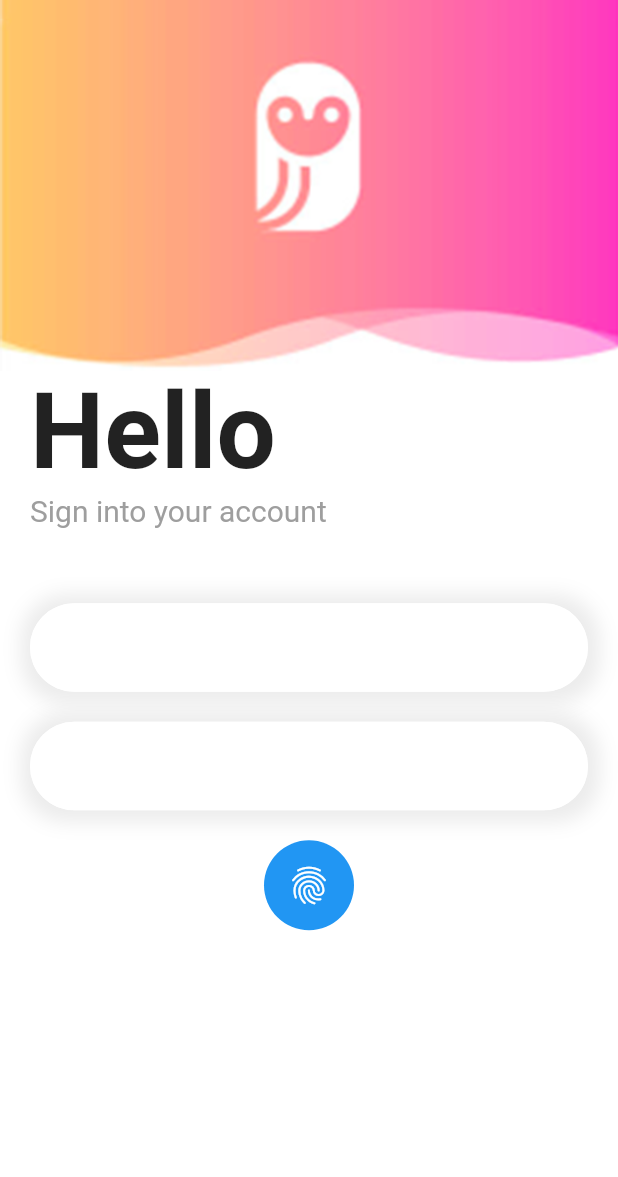
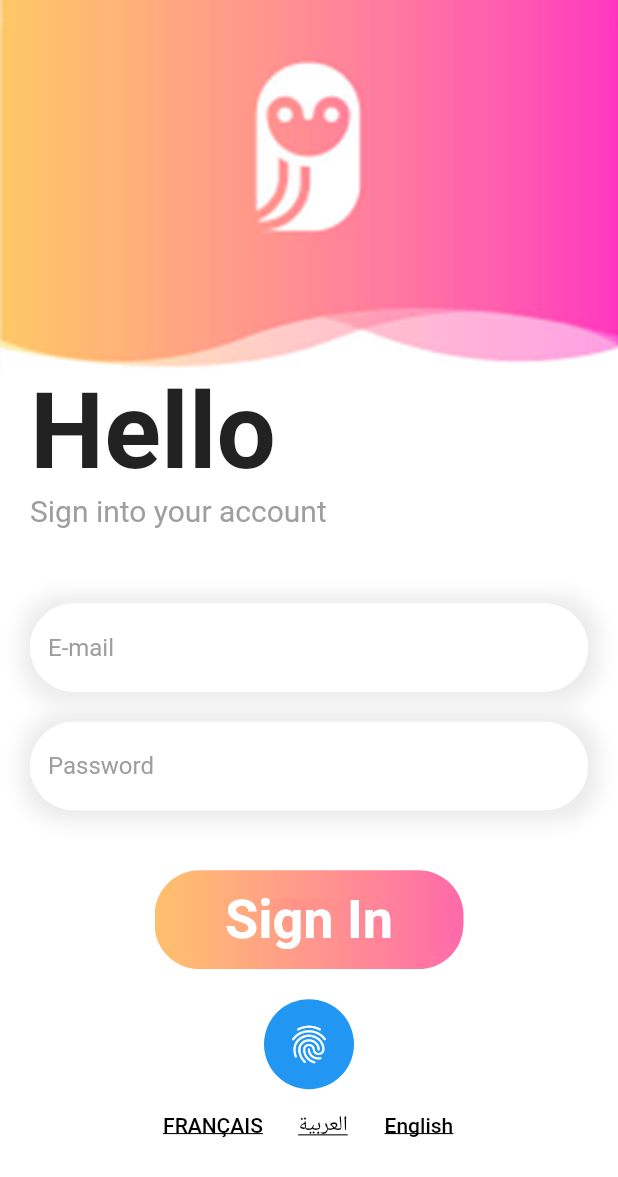
Before and after one commit to youssefbenhissi/expenseManager, a Flutter app: the screen it shows after launch, on a phone screen of 412 x 824 dp. Shown: the top 1177 px of the screen. Run offline on Flutter 3.47's test engine with Material 2 defaults, Android fonts, the phone set to English and light mode, and no system bars; our stand-ins replace local_auth; generated files the repository leaves out were written again.

Commit message:
setting internalization

```diff
--- /dev/null
+++ b/l10n.yaml
@@ -0,0 +1,3 @@
+arb-dir: lib/l10n
+template-arb-file: app_fr.arb
+output-localization-file: app_localizations.dart
--- /dev/null
+++ b/lib/l10n/app_ar.arb
@@ -0,0 +1,4 @@
+{
+    "identifiantTitre": "إسم المستخدم",
+    "motDePasseTitre": "كلمة المرور"
+}
--- /dev/null
+++ b/lib/l10n/app_en.arb
@@ -0,0 +1,4 @@
+{
+    "identifiantTitre": "User",
+    "motDePasseTitre": "Password"
+}
--- /dev/null
+++ b/lib/l10n/app_fr.arb
@@ -0,0 +1,4 @@
+{
+    "identifiantTitre": "Identifiant",
+    "motDePasseTitre": "Mot de passe"
+}
--- /dev/null
+++ b/lib/l10n/l10n.dart
@@ -0,0 +1,9 @@
+import 'package:flutter/material.dart';
+
+class L10n {
+  static final all = [
+    const Locale('fr'),
+    const Locale('ar'),
+    const Locale('en'),
+  ];
+}
--- a/lib/login/login_page.dart
+++ b/lib/login/login_page.dart
@@ -1,9 +1,12 @@
 import 'dart:async';
 
+import 'package:expense_manager/provider/locale_provider.dart';
 import 'package:expense_manager/signup/signup_page.dart';
 import 'package:flutter/material.dart';
 import 'package:flutter/services.dart';
 import 'package:local_auth/local_auth.dart';
+import 'package:provider/provider.dart';
+import 'package:flutter_gen/gen_l10n/app_localizations.dart';
 
 class LoginPage extends StatefulWidget {
   const LoginPage({super.key});
@@ -93,6 +96,8 @@ class _LoginPageState extends State<LoginPage> {
                       ]),
                   child: TextField(
                     decoration: InputDecoration(
+                      hintText: "E-mail",
+                      hintStyle: const TextStyle(color: Colors.grey),
                       focusedBorder: OutlineInputBorder(
                         borderRadius: BorderRadius.circular(30),
                         borderSide: const BorderSide(
@@ -130,6 +135,8 @@ class _LoginPageState extends State<LoginPage> {
                       ]),
                   child: TextField(
                     decoration: InputDecoration(
+                      hintText: AppLocalizations.of(context)!.motDePasseTitre,
+                      hintStyle: const TextStyle(color: Colors.grey),
                       focusedBorder: OutlineInputBorder(
                         borderRadius: BorderRadius.circular(30),
                         borderSide: const BorderSide(
@@ -146,6 +153,36 @@ class _LoginPageState extends State<LoginPage> {
                       ),
                       border: OutlineInputBorder(
                         borderRadius: BorderRadius.circular(30),
+                      ),
+                    ),
+                  ),
+                ),
+                const SizedBox(
+                  height: 20,
+                ),
+              ],
+            ),
+          ),
+          const SizedBox(
+            height: 20,
+          ),
+          Container(
+            width: width * 0.5,
+            height: height * 0.08,
+            decoration: BoxDecoration(
+              borderRadius: BorderRadius.circular(30),
+              image: const DecorationImage(
+                image: AssetImage("assets/images/loginbtn.png"),
+                fit: BoxFit.cover,
+              ),
+            ),
+            child: const Center(
+              child: Text(
+                "Sign In",
+                style: TextStyle(
+                  fontSize: 36,
+                  fontWeight: FontWeight.bold,
+                  color: Colors.white,
                 ),
               ),
             ),
@@ -171,9 +208,47 @@ class _LoginPageState extends State<LoginPage> {
               ),
             ),
           ),
+          Row(
+            mainAxisAlignment: MainAxisAlignment.center,
+            children: [
+              TextButton(
+                  onPressed: () {
+                    final provider =
+                        Provider.of<LocaleProvider>(context, listen: false);
+
+                    provider.setLocale(const Locale('fr'));
+                  },
+                  child: const Text("FRANÇAIS",
+                      style: TextStyle(
+                        decoration: TextDecoration.underline,
+                        color: Colors.black,
+                      ))),
+              TextButton(
+                  onPressed: () {
+                    final provider =
+                        Provider.of<LocaleProvider>(context, listen: false);
+
+                    provider.setLocale(const Locale('ar'));
+                  },
+                  child: const Text("العربية",
+                      style: TextStyle(
+                        decoration: TextDecoration.underline,
+                        color: Colors.black,
+                      ))),
+              TextButton(
+                  onPressed: () {
+                    final provider =
+                        Provider.of<LocaleProvider>(context, listen: false);
+
+                    provider.setLocale(const Locale('en'));
+                  },
+                  child: const Text("English",
+                      style: TextStyle(
+                        decoration: TextDecoration.underline,
+                        color: Colors.black,
+                      ))),
             ],
           ),
-          )
         ],
       ),
     );
--- a/lib/main.dart
+++ b/lib/main.dart
@@ -1,24 +1,39 @@
-import 'package:expense_manager/signup/signup_page.dart';
 import 'package:flutter/material.dart';
-
 import 'login/login_page.dart';
+import 'l10n/l10n.dart';
+import 'package:provider/provider.dart';
+import 'package:flutter_gen/gen_l10n/app_localizations.dart';
+import 'package:flutter_localizations/flutter_localizations.dart';
+import 'package:expense_manager/provider/locale_provider.dart';
 
 void main() {
   runApp(const MyApp());
 }
 
-class MyApp extends StatelessWidget {
+class MyApp extends StatefulWidget {
   const MyApp({super.key});
 
+  @override
+  State<MyApp> createState() => _MyAppState();
+}
+
+class _MyAppState extends State<MyApp> {
   // This widget is the root of your application.
   @override
-  Widget build(BuildContext context) {
-    return MaterialApp(
-      title: 'Flutter Demo',
-      theme: ThemeData(
-        primarySwatch: Colors.blue,
-      ),
-      home: const LoginPage(),
-    );
-  }
+  Widget build(BuildContext context) => ChangeNotifierProvider(
+      create: (context) => LocaleProvider(),
+      builder: (context, child) {
+        final provider = Provider.of<LocaleProvider>(context);
+        return MaterialApp(
+          supportedLocales: L10n.all,
+          localizationsDelegates: const [
+            AppLocalizations.delegate,
+            GlobalMaterialLocalizations.delegate,
+            GlobalCupertinoLocalizations.delegate,
+            GlobalWidgetsLocalizations.delegate,
+          ],
+          locale: provider.locale,
+          home: const LoginPage(),
+        );
+      });
 }
--- /dev/null
+++ b/lib/provider/locale_provider.dart
@@ -0,0 +1,15 @@
+import 'package:flutter/material.dart';
+import 'package:expense_manager/l10n/l10n.dart';
+
+class LocaleProvider extends ChangeNotifier {
+  Locale _locale = const Locale("en");
+
+  Locale get locale => _locale;
+
+  void setLocale(Locale locale) {
+    if (!L10n.all.contains(locale)) return;
+
+    _locale = locale;
+    notifyListeners();
+  }
+}
--- a/pubspec.yaml
+++ b/pubspec.yaml
@@ -30,12 +30,14 @@ environment:
 dependencies:
   flutter:
     sdk: flutter
-
+  flutter_localizations:
+    sdk: flutter
 
   # The following adds the Cupertino Icons font to your application.
   # Use with the CupertinoIcons class for iOS style icons.
   cupertino_icons: ^1.0.2
   local_auth: ^2.1.6
+  provider: ^6.0.5
 
 dev_dependencies:
   flutter_test:
@@ -53,7 +55,7 @@ dev_dependencies:
 
 # The following section is specific to Flutter packages.
 flutter:
-
+  generate: true
   # The following line ensures that the Material Icons font is
   # included with your application, so that you can use the icons in
   # the material Icons class.
```
Also changed, not shown: pubspec.lock. Lines whose indentation alone changed are shown as unchanged.
